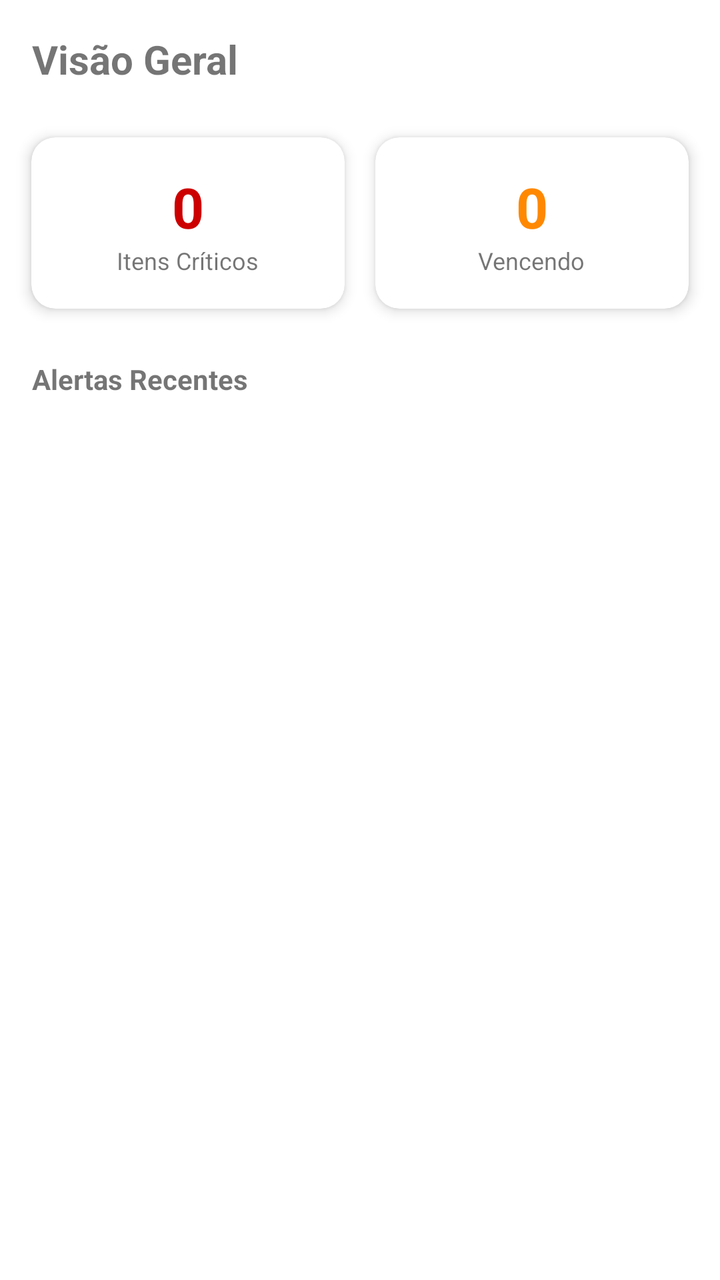
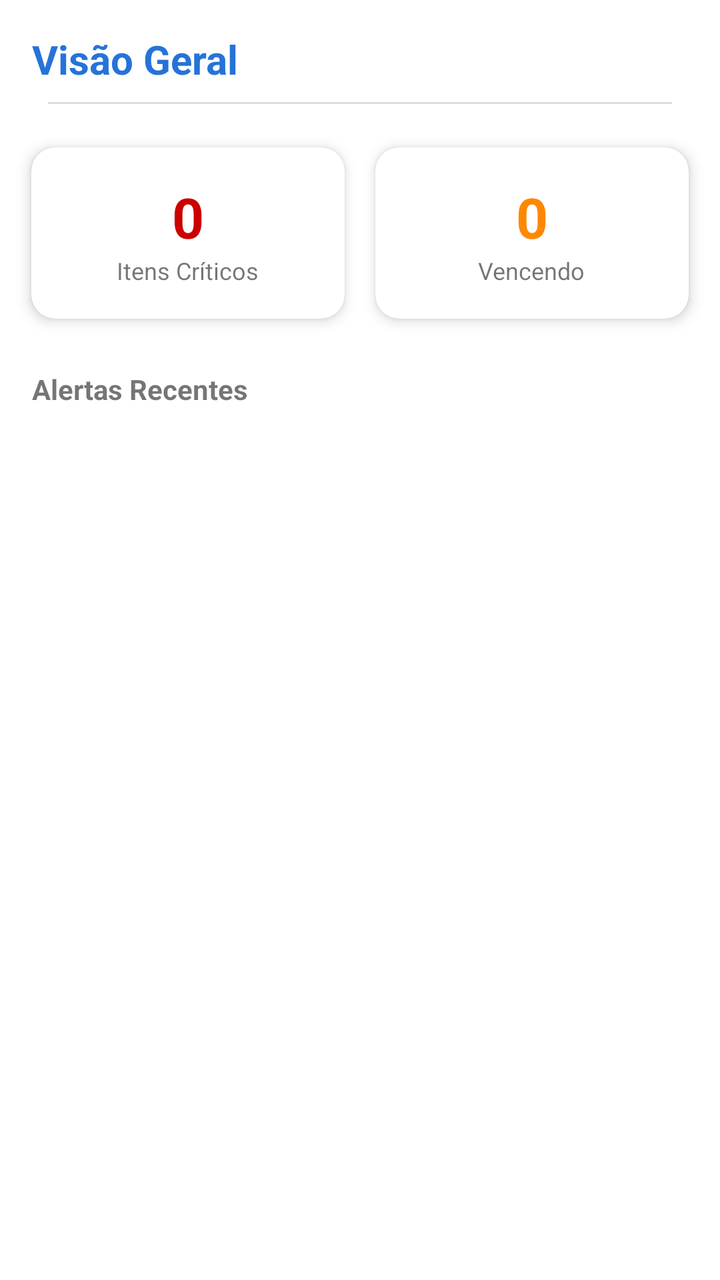

Compare the two renders of this Android layout. The source of the first and the diff that turns it into the second are given below.
<!-- AndroidManifest.xml: application theme Theme.ColetorPlus -->
<!-- res/layout/fragment_admin_dashboard.xml -->
<?xml version="1.0" encoding="utf-8"?>
<androidx.core.widget.NestedScrollView xmlns:android="http://schemas.android.com/apk/res/android"
    xmlns:app="http://schemas.android.com/apk/res-auto"
    android:layout_width="match_parent"
    android:layout_height="match_parent"
    android:fillViewport="true"
    android:clipChildren="false"
    android:clipToPadding="false">

    <LinearLayout
        android:layout_width="match_parent"
        android:layout_height="wrap_content"
        android:orientation="vertical"
        android:clipChildren="false"
        android:clipToPadding="false"
        android:padding="8dp">

        <TextView
            android:layout_width="wrap_content"
            android:layout_height="wrap_content"
            android:layout_marginStart="8dp"
            android:layout_marginTop="8dp"
            android:layout_marginBottom="16dp"
            android:text="Visão Geral"
            android:textSize="20sp"
            android:textStyle="bold" />

        <GridLayout
            android:layout_width="match_parent"
            android:layout_height="wrap_content"
            android:columnCount="2"
            android:alignmentMode="alignMargins"
            android:columnOrderPreserved="false"
            android:clipChildren="false"
            android:clipToPadding="false">

            
            <com.google.android.material.card.MaterialCardView
                android:layout_width="0dp"
                android:layout_height="wrap_content"
                android:layout_columnWeight="1"
                app:cardCornerRadius="12dp"
                app:cardElevation="4dp"
                app:cardUseCompatPadding="true">
                <LinearLayout
                    android:layout_width="match_parent"
                    android:layout_height="wrap_content"
                    android:orientation="vertical"
                    android:padding="16dp"
                    android:gravity="center">
                    <TextView
                        android:id="@+id/tvCountCriticos"
                        android:layout_width="wrap_content"
                        android:layout_height="wrap_content"
                        android:text="0"
                        android:textSize="28sp"
                        android:textStyle="bold"
                        android:textColor="@android:color/holo_red_dark" />
                    <TextView
                        android:layout_width="wrap_content"
                        android:layout_height="wrap_content"
                        android:text="Itens Críticos"
                        android:textSize="12sp" />
                </LinearLayout>
            </com.google.android.material.card.MaterialCardView>

            
            <com.google.android.material.card.MaterialCardView
                android:layout_width="0dp"
                android:layout_height="wrap_content"
                android:layout_columnWeight="1"
                app:cardCornerRadius="12dp"
                app:cardElevation="4dp"
                app:cardUseCompatPadding="true">
                <LinearLayout
                    android:layout_width="match_parent"
                    android:layout_height="wrap_content"
                    android:orientation="vertical"
                    android:padding="16dp"
                    android:gravity="center">
                    <TextView
                        android:id="@+id/tvCountValidades"
                        android:layout_width="wrap_content"
                        android:layout_height="wrap_content"
                        android:text="0"
                        android:textSize="28sp"
                        android:textStyle="bold"
                        android:textColor="@android:color/holo_orange_dark" />
                    <TextView
                        android:layout_width="wrap_content"
                        android:layout_height="wrap_content"
                        android:text="Vencendo"
                        android:textSize="12sp" />
                </LinearLayout>
            </com.google.android.material.card.MaterialCardView>

        </GridLayout>

        <TextView
            android:layout_width="wrap_content"
            android:layout_height="wrap_content"
            android:layout_marginStart="8dp"
            android:layout_marginTop="16dp"
            android:layout_marginBottom="8dp"
            android:text="Alertas Recentes"
            android:textStyle="bold" />

        <androidx.recyclerview.widget.RecyclerView
            android:id="@+id/rvAlertasAdmin"
            android:layout_width="match_parent"
            android:layout_height="300dp"
            android:clipToPadding="false"
            android:paddingBottom="16dp" />

    </LinearLayout>
</androidx.core.widget.NestedScrollView>
<!-- resources referenced by this layout -->
<resources>
  <style name="Theme.ColetorPlus" parent="Theme.MaterialComponents.DayNight.DarkActionBar">
          
          <item name="colorPrimary">@color/purple_500</item>
          <item name="colorPrimaryVariant">@color/purple_700</item>
          <item name="colorOnPrimary">@color/white</item>
          
          <item name="colorSecondary">@color/teal_200</item>
          <item name="colorSecondaryVariant">@color/teal_700</item>
          <item name="colorOnSecondary">@color/black</item>
          
          <item name="android:statusBarColor">?attr/colorPrimaryVariant</item>
          
      </style>
  <color name="purple_500">#2573D9</color>
  <color name="purple_700">#2573D9</color>
  <color name="white">#F2F2F2</color>
  <color name="teal_200">#FF03DAC5</color>
  <color name="teal_700">#FF018786</color>
  <color name="black">#FF000000</color>
</resources>

<!-- the commit's change to res/layout/fragment_admin_dashboard.xml (unified diff, before → after) -->
@@ -20,10 +20,18 @@
             android:layout_height="wrap_content"
             android:layout_marginStart="8dp"
             android:layout_marginTop="8dp"
-            android:layout_marginBottom="16dp"
+            android:layout_marginBottom="8dp"
             android:text="Visão Geral"
+            android:textColor="?attr/colorPrimary"
             android:textSize="20sp"
             android:textStyle="bold" />
+
+        <View
+            android:layout_width="match_parent"
+            android:layout_height="1dp"
+            android:layout_marginHorizontal="16dp"
+            android:layout_marginBottom="12dp"
+            android:background="#DDDDDD" />
 
         <GridLayout
             android:layout_width="match_parent"
